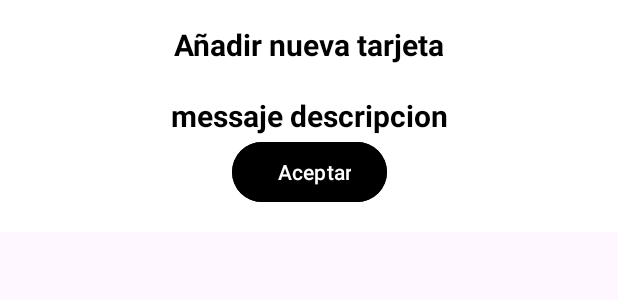
After one commit to Rogerr14/nuvei-sdk, an Android app: the layout alert_error_dialog.xml on its own in the app's theme, with its tools: preview values and no code run, on a phone screen of 412 x 824 dp. The commit adds this screen. Shown: the top 300 px of the screen. Run offline under Robolectric (Android 15) with nearby library versions, the phone set to English and light mode, and no system bars; network calls fail.

```diff
--- a/Nuvei-sdk/src/main/java/com/nuvei/nuvei_sdk/list_card/services/IListCardsService.java
+++ b/Nuvei-sdk/src/main/java/com/nuvei/nuvei_sdk/list_card/services/IListCardsService.java
@@ -7,7 +7,7 @@ import retrofit2.http.GET;
 import retrofit2.http.Query;
 
 public interface IListCardsService {
-    @GET("/card/list")
+    @GET("card/list")
     Call<CardListResponseModel> getAllCards(@Query("uid") String uid);
 
 }
--- a/example/src/main/AndroidManifest.xml
+++ b/example/src/main/AndroidManifest.xml
@@ -23,8 +23,8 @@
 
         </activity>
         <activity android:name="com.nuvei.nuveisdk.HomeActivity">
-
         </activity>
+        <activity android:name="com.nuvei.nuveisdk.CardActivity" />
     </application>
 
 </manifest>
--- a/example/src/main/java/com/nuvei/nuveisdk/MainActivity.java
+++ b/example/src/main/java/com/nuvei/nuveisdk/MainActivity.java
@@ -1,4 +1,7 @@
 package com.nuvei.nuveisdk;
+
+import static com.nuvei.nuveisdk.constants.Constants.SERVER_APP_CODE;
+import static com.nuvei.nuveisdk.constants.Constants.SERVER_APP_KEY;
 
 import android.content.Context;
 import android.content.Intent;
@@ -16,6 +19,7 @@ import androidx.core.view.ViewCompat;
 import androidx.core.view.WindowInsetsCompat;
 
 import com.example.nuveisdk.R;
+import com.nuvei.nuvei_sdk.Nuvei;
 
 
 public class MainActivity extends AppCompatActivity {
@@ -37,7 +41,7 @@ public class MainActivity extends AppCompatActivity {
         simulationButton = (Button)findViewById(R.id.simulationButton);
         context = this;
 
-
+        Nuvei.configEnvironment(true, SERVER_APP_CODE,SERVER_APP_KEY);
         OnBackPressedCallback callback = new OnBackPressedCallback(true) {
             @Override
             public void handleOnBackPressed() {
--- a/example/src/main/res/layout/activity_home.xml
+++ b/example/src/main/res/layout/activity_home.xml
@@ -38,7 +38,7 @@
                 android:layout_width="wrap_content"
                 android:layout_height="wrap_content"
                 android:text="@string/quantity1"
-                android:padding="0sp"
+                android:padding="10sp"
                 />
 
             <TextView
@@ -142,6 +142,7 @@
                 android:layout_height="wrap_content"
                 android:text="sdsd"
                 android:textSize="20sp"
+                android:paddingTop="20dp"
                 android:paddingLeft="10dp"
                 android:textStyle="bold"
                 android:id="@+id/tittle_card"
--- /dev/null
+++ b/example/src/main/res/layout/alert_error_dialog.xml
@@ -0,0 +1,46 @@
+<?xml version="1.0" encoding="utf-8"?>
+<androidx.constraintlayout.widget.ConstraintLayout
+    xmlns:android="http://schemas.android.com/apk/res/android"
+    xmlns:tools="http://schemas.android.com/tools"
+    xmlns:app="http://schemas.android.com/apk/res-auto"
+    android:layout_width="match_parent"
+    android:layout_height="wrap_content"
+    android:padding="16dp"
+    android:background="@color/white">
+    <TextView
+        android:id="@+id/dialog_title"
+        android:layout_width="wrap_content"
+        android:layout_height="wrap_content"
+        android:text="Añadir nueva tarjeta"
+        android:textSize="20sp"
+        android:textStyle="bold"
+        android:textColor="@color/black"
+        app:layout_constraintTop_toTopOf="parent"
+        app:layout_constraintStart_toStartOf="parent"
+        app:layout_constraintEnd_toEndOf="parent" />
+
+    <TextView
+        android:id="@+id/dialog_message"
+        android:layout_width="wrap_content"
+        android:layout_height="wrap_content"
+        android:text="messaje descripcion"
+        android:textColor="@color/black"
+        android:textSize="20sp"
+        android:layout_marginTop="20dp"
+        android:textStyle="bold"
+        app:layout_constraintTop_toBottomOf="@id/dialog_title"
+        app:layout_constraintEnd_toEndOf="parent"
+        app:layout_constraintStart_toStartOf="parent" />
+
+    <Button
+        android:layout_width="wrap_content"
+        android:layout_height="wrap_content"
+        android:backgroundTint="@color/black"
+        app:layout_constraintTop_toBottomOf="@id/dialog_message"
+        app:layout_constraintEnd_toEndOf="parent"
+        android:paddingLeft="30dp"
+        app:layout_constraintStart_toStartOf="parent"
+        android:text="Aceptar">
+
+    </Button>
+</androidx.constraintlayout.widget.ConstraintLayout>
--- a/example/src/main/res/values/strings.xml
+++ b/example/src/main/res/values/strings.xml
@@ -13,5 +13,7 @@
     <string name="price1">$4.50</string>
     <string name="price2">$6.50</string>
     <string name="price3">$10.50</string>
+    <string name="logo_image">logo_image</string>
+    <string name="add_card_description">Añadir tarjeta</string>
 
 </resources>
```
Also changed, not shown: Nuvei-sdk/src/main/java/com/nuvei/nuvei_sdk/helpers/NuveiUtils.java (+21 -1 lines), example/src/main/java/com/nuvei/nuveisdk/CardActivity.java (+45 -1 lines), example/src/main/java/com/nuvei/nuveisdk/HomeActivity.java (+13 -0 lines), example/src/main/java/com/nuvei/nuveisdk/constants/Constants.java (added, +7 -0 lines), example/src/main/res/drawable/add_card_24px.xml (added, +9 -0 lines), example/src/main/res/layout/activity_add_card.xml (added, +41 -0 lines), example/src/main/res/layout/alert_add_card.xml (deleted, +0 -14 lines).
